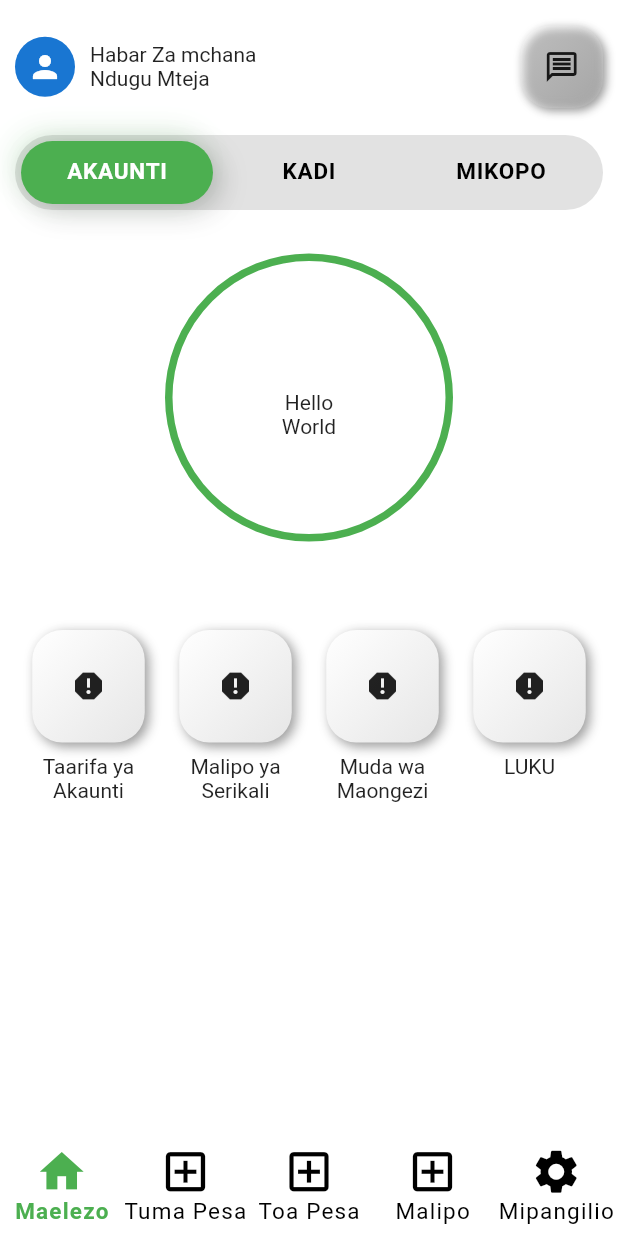
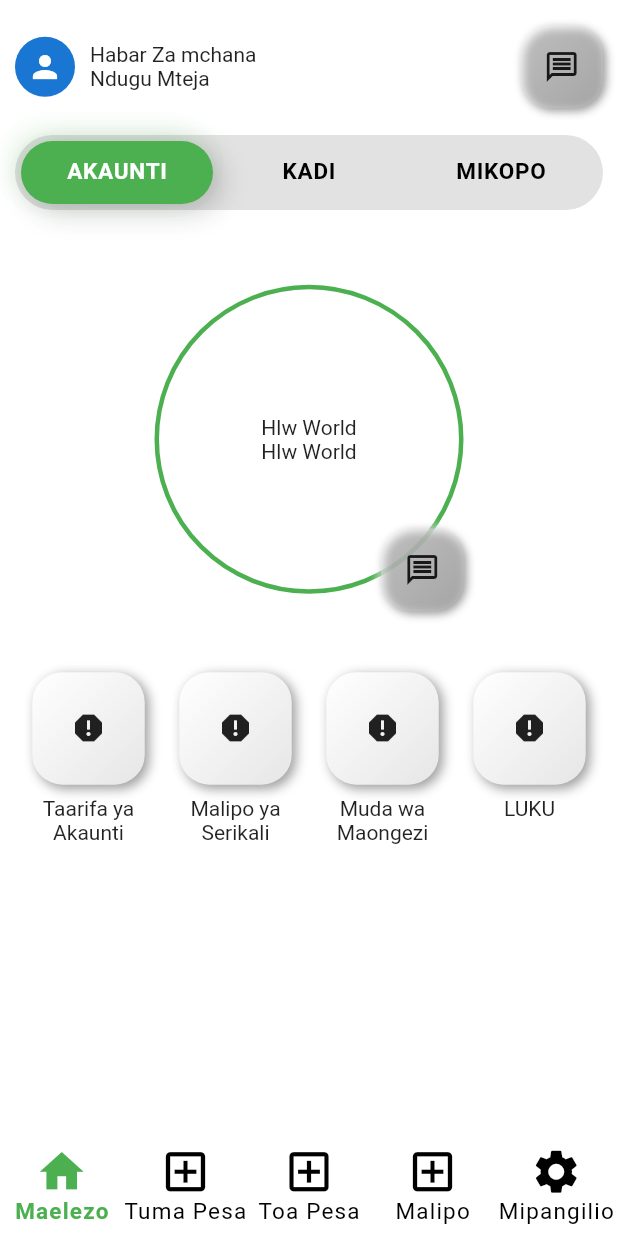
Before and after one commit to Mideny21/crdb_ui, a Flutter app: the screen it shows after launch, on a phone screen of 412 x 824 dp. Run offline on Flutter 3.47's test engine with Material 2 defaults, Android fonts, the phone set to English and light mode, and no system bars; drawn by our look-alikes of flutter_neumorphic; our stand-ins replace flutter_screenutil.

```diff
--- a/lib/main.dart
+++ b/lib/main.dart
@@ -1,5 +1,6 @@
 import 'package:crdb_simbanking/screens/main_screen.dart';
 import 'package:flutter/material.dart';
+import 'package:flutter_screenutil/flutter_screenutil.dart';
 
 void main() {
   runApp(const MyApp());
@@ -11,11 +12,19 @@ class MyApp extends StatelessWidget {
   // This widget is the root of your application.
   @override
   Widget build(BuildContext context) {
-    return MaterialApp(
-      debugShowCheckedModeBanner: false,
-      title: 'Sim Banking App',
-      theme: ThemeData(),
-      home: MainsScreen(),
+    return ScreenUtilInit(
+      designSize: const Size(360, 690),
+      minTextAdapt: true,
+      splitScreenMode: true,
+      builder: ((context, child) {
+        return MaterialApp(
+          debugShowCheckedModeBanner: false,
+          title: 'Sim Banking App',
+          theme: ThemeData(),
+          home: child,
+        );
+      }),
+      child: const MainsScreen(),
     );
   }
 }
--- a/lib/pages/maelezo.dart
+++ b/lib/pages/maelezo.dart
@@ -2,8 +2,8 @@ import 'package:flutter/material.dart';
 import 'package:flutter_neumorphic/flutter_neumorphic.dart';
 
 import 'package:crdb_simbanking/data/data.dart';
-import 'package:crdb_simbanking/widgets/circle_shape.dart';
 import 'package:crdb_simbanking/widgets/tabs_section.dart';
+import 'package:flutter_screenutil/flutter_screenutil.dart';
 
 class MaelezoScreen extends StatefulWidget {
   const MaelezoScreen({super.key});
@@ -42,9 +42,7 @@ class _MaelezoScreenState extends State<MaelezoScreen>
       padding: const EdgeInsets.symmetric(horizontal: 10.0, vertical: 12),
       child: ListView(
         children: [
-          SizedBox(
-            height: 5,
-          ),
+          SizedBox(height: 5),
           Row(
             mainAxisAlignment: MainAxisAlignment.spaceBetween,
             children: [
@@ -85,41 +83,79 @@ class _MaelezoScreenState extends State<MaelezoScreen>
               firstab: 'AKAUNTI',
               secondtab: 'KADI',
               thirdtab: 'MIKOPO'),
-          const SizedBox(height: 20),
+          SizedBox(height: 28.h),
           SizedBox(
-            height: 260,
+            height: 350.h,
             child: PageView(
               physics: const NeverScrollableScrollPhysics(),
               controller: _pageController,
-              children: const [
-                CheckBalance(
               children: [
-                    Text("Hello"),
-                    Text("World"),
+                FirstView(),
+                FirstView(),
+                FirstView(),
               ],
             ),
-                CheckBalance(
-                  children: [
-                    Text("Hello"),
-                    Text("Kadi"),
-                  ],
-                ),
-                CheckBalance(
-                  children: [
-                    Text("Hello"),
-                    Text("Mikopo"),
-                  ],
           ),
         ],
       ),
+    );
+  }
+}
+
+class FirstView extends StatelessWidget {
+  const FirstView({
+    Key? key,
+  }) : super(key: key);
+
+  @override
+  Widget build(BuildContext context) {
+    return Column(
+      children: [
+        Stack(
+          children: [
+            Container(
+              height: 200.h,
+              width: MediaQuery.of(context).size.width * 0.5,
+              decoration: BoxDecoration(
+                  border: Border.all(color: Colors.green, width: 3),
+                  shape: BoxShape.circle),
+              child: Center(
+                child: Column(
+                    mainAxisAlignment: MainAxisAlignment.center,
+                    children: [
+                      Text("Hlw World"),
+                      Text("Hlw World"),
+                    ]),
               ),
+            ),
+            Positioned(
+                bottom: 5,
+                right: 0,
+                child: SizedBox(
+                  height: 55,
+                  width: 55,
+                  child: Neumorphic(
+                      style: NeumorphicStyle(
+                          shape: NeumorphicShape.convex,
+                          boxShape: NeumorphicBoxShape.roundRect(
+                              BorderRadius.circular(20)),
+                          depth: 4,
+                          intensity: 0.75,
+                          lightSource: LightSource.topLeft,
+                          color: Color.fromRGBO(255, 255, 255, 0.303)),
+                      child: const Icon(
+                        Icons.message_outlined,
+                      )),
+                ))
+          ],
+        ),
+        SizedBox(height: 30.h),
         ServiceCard(
           itemslength: akaunt.length,
           itemslistIcon: akaunt.map((e) => e['icon']).toList(),
           itemslistName: akaunt.map((e) => e['name']).toList(),
         )
       ],
-      ),
     );
   }
 }
--- a/lib/widgets/circle_shape.dart
+++ /dev/null
@@ -1,43 +0,0 @@
-import 'package:flutter/material.dart';
-
-class CheckBalance extends StatelessWidget {
-  final List<Widget> children;
-
-  const CheckBalance({super.key, required this.children});
-
-  @override
-  Widget build(BuildContext context) {
-    return Center(
-      child: SizedBox(
-        height: 60,
-        width: 300,
-        child: CustomPaint(
-          painter: CirclePainter(),
-          child: Column(
-            children: children,
-          ),
-        ),
-      ),
-    );
-  }
-}
-
-class CirclePainter extends CustomPainter {
-  @override
-  void paint(Canvas canvas, Size size) {
-    final paint = Paint()
-      ..color = Colors.green
-      ..style = PaintingStyle.stroke
-      ..strokeWidth = 5;
-
-    final center = Offset(size.width / 2, 5);
-    final radius = size.width * 0.32 - paint.strokeWidth / 2;
-
-    canvas.drawCircle(center, radius, paint);
-  }
-
-  @override
-  bool shouldRepaint(CustomPainter oldDelegate) {
-    return false;
-  }
-}
--- a/pubspec.yaml
+++ b/pubspec.yaml
@@ -37,6 +37,7 @@ dependencies:
   # Use with the CupertinoIcons class for iOS style icons.
   cupertino_icons: ^1.0.2
   flutter_neumorphic: ^3.2.0
+  flutter_screenutil: ^5.6.1
 
 dev_dependencies:
   flutter_test:
```
Also changed, not shown: pubspec.lock. Lines whose indentation alone changed are shown as unchanged.
